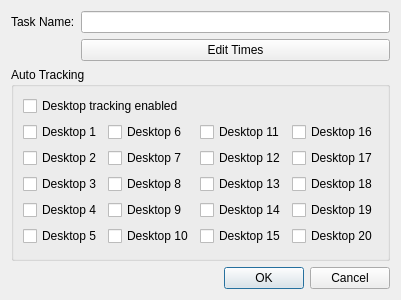
Old version of the form ktimetracker/edittaskdialog.ui in the repository chusopr/kdepim-ktimetracker-akonadi.
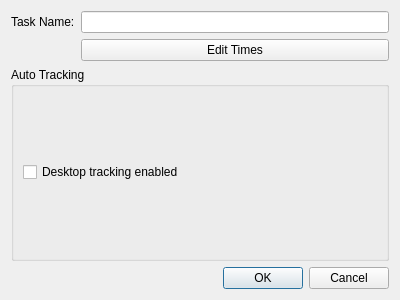
New version of the form.

Commit message: Do not show more desktop checkboxes than the user has virtual desktops.

The edit to the form file:
```diff
--- a/ktimetracker/edittaskdialog.ui
+++ b/ktimetracker/edittaskdialog.ui
@@ -39,146 +39,6 @@
       <string>Auto Tracking</string>
      </property>
      <layout class="QGridLayout" name="gridLayout_2">
-      <item row="5" column="0">
-       <widget class="QCheckBox" name="desktop_5">
-        <property name="text">
-         <string>Desktop 5</string>
-        </property>
-       </widget>
-      </item>
-      <item row="4" column="0">
-       <widget class="QCheckBox" name="desktop_4">
-        <property name="text">
-         <string>Desktop 4</string>
-        </property>
-       </widget>
-      </item>
-      <item row="3" column="0">
-       <widget class="QCheckBox" name="desktop_3">
-        <property name="text">
-         <string>Desktop 3</string>
-        </property>
-       </widget>
-      </item>
-      <item row="2" column="0">
-       <widget class="QCheckBox" name="desktop_2">
-        <property name="text">
-         <string>Desktop 2</string>
-        </property>
-       </widget>
-      </item>
-      <item row="1" column="0">
-       <widget class="QCheckBox" name="desktop_1">
-        <property name="text">
-         <string>Desktop 1</string>
-        </property>
-       </widget>
-      </item>
-      <item row="3" column="1">
-       <widget class="QCheckBox" name="desktop_8">
-        <property name="text">
-         <string>Desktop 8</string>
-        </property>
-       </widget>
-      </item>
-      <item row="4" column="1">
-       <widget class="QCheckBox" name="desktop_9">
-        <property name="text">
-         <string>Desktop 9</string>
-        </property>
-       </widget>
-      </item>
-      <item row="1" column="1">
-       <widget class="QCheckBox" name="desktop_6">
-        <property name="text">
-         <string>Desktop 6</string>
-        </property>
-       </widget>
-      </item>
-      <item row="2" column="1">
-       <widget class="QCheckBox" name="desktop_7">
-        <property name="text">
-         <string>Desktop 7</string>
-        </property>
-       </widget>
-      </item>
-      <item row="5" column="1">
-       <widget class="QCheckBox" name="desktop_10">
-        <property name="text">
-         <string>Desktop 10</string>
-        </property>
-       </widget>
-      </item>
-      <item row="2" column="2">
-       <widget class="QCheckBox" name="desktop_12">
-        <property name="text">
-         <string>Desktop 12</string>
-        </property>
-       </widget>
-      </item>
-      <item row="2" column="3">
-       <widget class="QCheckBox" name="desktop_17">
-        <property name="text">
-         <string>Desktop 17</string>
-        </property>
-       </widget>
-      </item>
-      <item row="1" column="2">
-       <widget class="QCheckBox" name="desktop_11">
-        <property name="text">
-         <string>Desktop 11</string>
-        </property>
-       </widget>
-      </item>
-      <item row="1" column="3">
-       <widget class="QCheckBox" name="desktop_16">
-        <property name="text">
-         <string>Desktop 16</string>
-        </property>
-       </widget>
-      </item>
-      <item row="3" column="2">
-       <widget class="QCheckBox" name="desktop_13">
-        <property name="text">
-         <string>Desktop 13</string>
-        </property>
-       </widget>
-      </item>
-      <item row="3" column="3">
-       <widget class="QCheckBox" name="desktop_18">
-        <property name="text">
-         <string>Desktop 18</string>
-        </property>
-       </widget>
-      </item>
-      <item row="4" column="2">
-       <widget class="QCheckBox" name="desktop_14">
-        <property name="text">
-         <string>Desktop 14</string>
-        </property>
-       </widget>
-      </item>
-      <item row="4" column="3">
-       <widget class="QCheckBox" name="desktop_19">
-        <property name="text">
-         <string>Desktop 19</string>
-        </property>
-       </widget>
-      </item>
-      <item row="5" column="2">
-       <widget class="QCheckBox" name="desktop_15">
-        <property name="text">
-         <string>Desktop 15</string>
-        </property>
-       </widget>
-      </item>
-      <item row="5" column="3">
-       <widget class="QCheckBox" name="desktop_20">
-        <property name="text">
-         <string>Desktop 20</string>
-        </property>
-       </widget>
-      </item>
       <item row="0" column="0" colspan="2">
        <widget class="QCheckBox" name="desktoptrackingenabled">
         <property name="whatsThis">
```
The commit also changes 7 other files.
